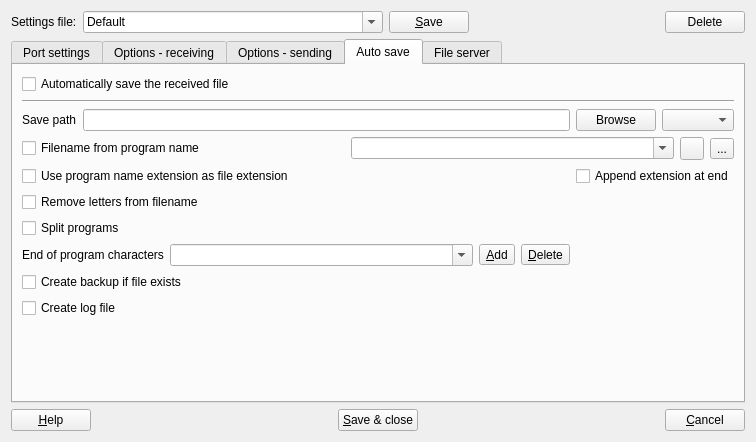
This is src/serialportconfigdialog.ui in GCodeProjects/GCodeWorkShop as Qt 5 draws it before an edit. The edited form follows.
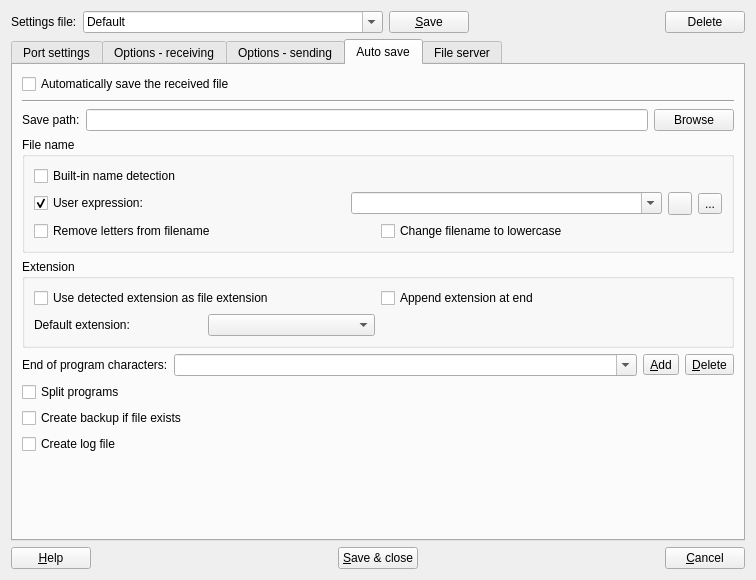
This is the edited form. Icons and pictures are not drawn.

Diff of the .ui file:
```diff
--- a/src/serialportconfigdialog.ui
+++ b/src/serialportconfigdialog.ui
@@ -7,7 +7,7 @@
     <x>0</x>
     <y>0</y>
     <width>756</width>
-    <height>442</height>
+    <height>580</height>
    </rect>
   </property>
   <property name="sizePolicy">
@@ -1107,15 +1107,15 @@
         </widget>
        </item>
        <item>
-        <layout class="QGridLayout" name="gridLayout_6">
-         <item row="1" column="0">
+        <layout class="QHBoxLayout" name="horizontalLayout_10">
+         <item>
           <widget class="QLabel" name="label">
            <property name="text">
-            <string>Save path</string>
+            <string>Save path:</string>
            </property>
           </widget>
          </item>
-         <item row="1" column="1">
+         <item>
           <widget class="QLineEdit" name="savePathLineEdit">
            <property name="text">
             <string/>
@@ -1125,7 +1125,7 @@
            </property>
           </widget>
          </item>
-         <item row="1" column="2">
+         <item>
           <widget class="QPushButton" name="browse1PushButton">
            <property name="toolTip">
             <string>Browse for save path</string>
@@ -1139,27 +1139,15 @@
            </property>
           </widget>
          </item>
-         <item row="1" column="3">
-          <widget class="QComboBox" name="saveExtComboBox">
-           <property name="toolTip">
-            <string>Extension of saved file</string>
-           </property>
-           <property name="editable">
-            <bool>false</bool>
-           </property>
-           <property name="currentText">
-            <string/>
-           </property>
-           <property name="duplicatesEnabled">
-            <bool>false</bool>
-           </property>
-          </widget>
-         </item>
         </layout>
        </item>
        <item>
-        <layout class="QHBoxLayout" name="horizontalLayout_12">
-         <item>
+        <widget class="QGroupBox" name="fileNameGroupBox">
+         <property name="title">
+          <string>File name</string>
+         </property>
+         <layout class="QGridLayout" name="gridLayout_18">
+          <item row="0" column="0">
           <widget class="QCheckBox" name="detectFormFileNameCheckBox">
            <property name="toolTip">
             <string>If checked, filename of program to save will be taken from program name eg O0051, :1246, %MPF456, %_N_PR25475002_MPF, $O0004.MIN%... If filename will be empty (not found) user definied regular expression will be used. If not found date-time code will be uased as filename. 
@@ -1168,7 +1156,28 @@
 </string>
            </property>
            <property name="text">
-            <string>Filename from program name</string>
+             <string>Built-in name detection</string>
+            </property>
+            <property name="checked">
+             <bool>false</bool>
+            </property>
+            <property name="autoExclusive">
+             <bool>true</bool>
+            </property>
+           </widget>
+          </item>
+          <item row="1" column="0">
+           <layout class="QHBoxLayout" name="horizontalLayout_12">
+            <item>
+             <widget class="QCheckBox" name="checkBox">
+              <property name="text">
+               <string>User expression:</string>
+              </property>
+              <property name="checked">
+               <bool>true</bool>
+              </property>
+              <property name="autoExclusive">
+               <bool>true</bool>
            </property>
           </widget>
          </item>
@@ -1209,9 +1218,9 @@
          </item>
         </layout>
        </item>
-       <item>
-        <layout class="QGridLayout" name="gridLayout_10">
          <item row="3" column="0">
+           <layout class="QHBoxLayout" name="horizontalLayout_11">
+            <item>
           <widget class="QCheckBox" name="removeLettersCheckBox">
            <property name="toolTip">
             <string>Letters in detected filename will be removed (only digits will be left).
@@ -1222,20 +1231,46 @@
            </property>
           </widget>
          </item>
-         <item row="7" column="0">
-          <widget class="QCheckBox" name="logFileCheckBox">
+            <item>
+             <widget class="QCheckBox" name="fileNameLowerCaseCheckBox">
            <property name="toolTip">
             <string>Save debug information to log file:
 &quot;Save path&quot; &quot;settings name&quot;_serial_log.txt</string>
            </property>
            <property name="text">
-            <string>Create log file</string>
+               <string>Change filename to lowercase</string>
            </property>
           </widget>
          </item>
-         <item row="1" column="1">
-          <layout class="QHBoxLayout" name="horizontalLayout_2">
+           </layout>
+          </item>
+         </layout>
+        </widget>
+       </item>
            <item>
+        <widget class="QGroupBox" name="groupBox_5">
+         <property name="title">
+          <string>Extension </string>
+         </property>
+         <layout class="QGridLayout" name="gridLayout_17">
+          <item row="0" column="1">
+           <widget class="QCheckBox" name="useAsExtCheckBox">
+            <property name="toolTip">
+             <string>If detected file name contains &quot;extension&quot; (eg MPF in %_N_PR25475002_MPF, MIN in $O0004.MIN% or MPF in %MPF456...) it will be used as extension of saved file.
+Setting &quot;file extension&quot; will be ignored.</string>
+            </property>
+            <property name="text">
+             <string>Use detected extension as file extension</string>
+            </property>
+            <property name="checked">
+             <bool>false</bool>
+            </property>
+            <property name="autoExclusive">
+             <bool>false</bool>
+            </property>
+           </widget>
+          </item>
+          <item row="0" column="2">
             <widget class="QCheckBox" name="appendExtCheckBox">
              <property name="toolTip">
               <string>If detected file name contains &quot;extension&quot; (eg MPF in %_N_PR25475002_MPF, MIN in $O0004.MIN% or MPF in  %MPF456...) it will be used as part of filename. At end of the filename after character '_'  (eg O0004_MIN.nc).
@@ -1249,49 +1284,46 @@
              </property>
             </widget>
            </item>
-          </layout>
-         </item>
-         <item row="1" column="0">
-          <widget class="QCheckBox" name="useAsExtCheckBox">
-           <property name="toolTip">
-            <string>If detected file name contains &quot;extension&quot; (eg MPF in %_N_PR25475002_MPF, MIN in $O0004.MIN% or MPF in %MPF456...) it will be used as extension of saved file.
-Setting &quot;file extension&quot; will be ignored.</string>
-           </property>
-           <property name="text">
-            <string>Use program name extension as file extension</string>
-           </property>
-           <property name="checked">
-            <bool>false</bool>
-           </property>
-           <property name="autoExclusive">
-            <bool>false</bool>
-           </property>
-          </widget>
-         </item>
-         <item row="6" column="0">
-          <widget class="QCheckBox" name="renameCheckBox">
-           <property name="toolTip">
-            <string>If save path will already contain a file, old file will be renamed to *.bak</string>
-           </property>
-           <property name="text">
-            <string>Create backup if file exists</string>
-           </property>
-          </widget>
-         </item>
-         <item row="4" column="0">
-          <widget class="QCheckBox" name="splitProgramsCheckBox">
-           <property name="toolTip">
-            <string>If received data will contain more than one CNC program, they will be saved in independent files
-This setting can cause data loss if detection of filename fails.</string>
-           </property>
-           <property name="text">
-            <string>Split programs</string>
-           </property>
-          </widget>
-         </item>
-         <item row="5" column="0">
-          <layout class="QGridLayout" name="gridLayout_11">
            <item row="1" column="1">
+           <layout class="QHBoxLayout" name="horizontalLayout_7">
+            <item>
+             <widget class="QLabel" name="label_21">
+              <property name="text">
+               <string>Default extension:</string>
+              </property>
+             </widget>
+            </item>
+            <item>
+             <widget class="QComboBox" name="saveExtComboBox">
+              <property name="toolTip">
+               <string>Extension of saved file</string>
+              </property>
+              <property name="editable">
+               <bool>false</bool>
+              </property>
+              <property name="currentText">
+               <string/>
+              </property>
+              <property name="duplicatesEnabled">
+               <bool>false</bool>
+              </property>
+             </widget>
+            </item>
+           </layout>
+          </item>
+         </layout>
+        </widget>
+       </item>
+       <item>
+        <layout class="QHBoxLayout" name="horizontalLayout_2">
+         <item>
+          <widget class="QLabel" name="label_11">
+           <property name="text">
+            <string>End of program characters:</string>
+           </property>
+          </widget>
+         </item>
+         <item>
             <widget class="QComboBox" name="endOfProgComboBox">
              <property name="sizePolicy">
               <sizepolicy hsizetype="Expanding" vsizetype="Fixed">
@@ -1315,14 +1347,7 @@
              </item>
             </widget>
            </item>
-           <item row="1" column="0">
-            <widget class="QLabel" name="label_11">
-             <property name="text">
-              <string>End of program characters</string>
-             </property>
-            </widget>
-           </item>
-           <item row="1" column="2">
+         <item>
             <widget class="QToolButton" name="addEobButton">
              <property name="toolTip">
               <string>Add to list</string>
@@ -1336,7 +1361,7 @@
              </property>
             </widget>
            </item>
-           <item row="1" column="3">
+         <item>
             <widget class="QToolButton" name="deleteEobButton">
              <property name="text">
               <string>&amp;Delete</string>
@@ -1349,7 +1374,37 @@
            </item>
           </layout>
          </item>
-        </layout>
+       <item>
+        <widget class="QCheckBox" name="splitProgramsCheckBox">
+         <property name="toolTip">
+          <string>If received data will contain more than one CNC program, they will be saved in independent files
+This setting can cause data loss if detection of filename fails.</string>
+         </property>
+         <property name="text">
+          <string>Split programs</string>
+         </property>
+        </widget>
+       </item>
+       <item>
+        <widget class="QCheckBox" name="renameCheckBox">
+         <property name="toolTip">
+          <string>If save path will already contain a file, old file will be renamed to *.bak</string>
+         </property>
+         <property name="text">
+          <string>Create backup if file exists</string>
+         </property>
+        </widget>
+       </item>
+       <item>
+        <widget class="QCheckBox" name="logFileCheckBox">
+         <property name="toolTip">
+          <string>Save debug information to log file:
+&quot;Save path&quot; &quot;settings name&quot;_serial_log.txt</string>
+         </property>
+         <property name="text">
+          <string>Create log file</string>
+         </property>
+        </widget>
        </item>
        <item>
         <spacer name="verticalSpacer_4">
@@ -1623,16 +1678,6 @@
        </item>
        <item>
         <layout class="QGridLayout" name="gridLayout_14">
-         <item row="1" column="0">
-          <widget class="QCheckBox" name="fileNameLowerCaseCheckBox">
-           <property name="toolTip">
-            <string>Filename extracted from Caller program will be changed to lowercase characters (maybe important if your OS is case sensitive).</string>
-           </property>
-           <property name="text">
-            <string>Change received filename to lowercase</string>
-           </property>
-          </widget>
-         </item>
          <item row="2" column="0">
           <layout class="QHBoxLayout" name="horizontalLayout_5">
            <item>
```
Left out of the diff: 11 changed lines with no effect on the pictures. Lines whose indentation alone changed are shown as unchanged.
